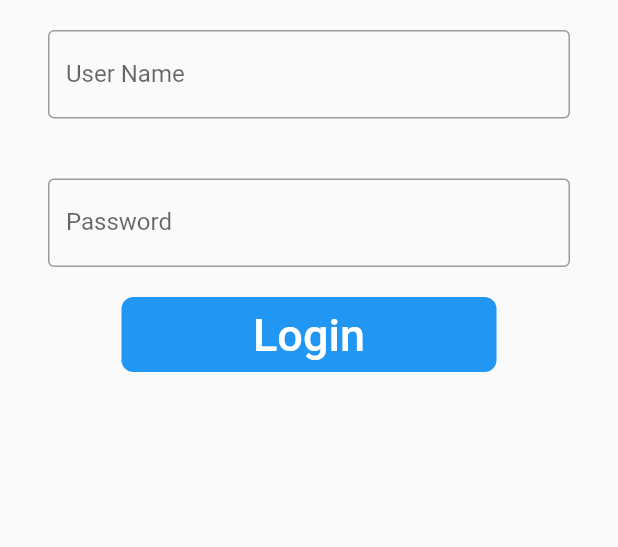
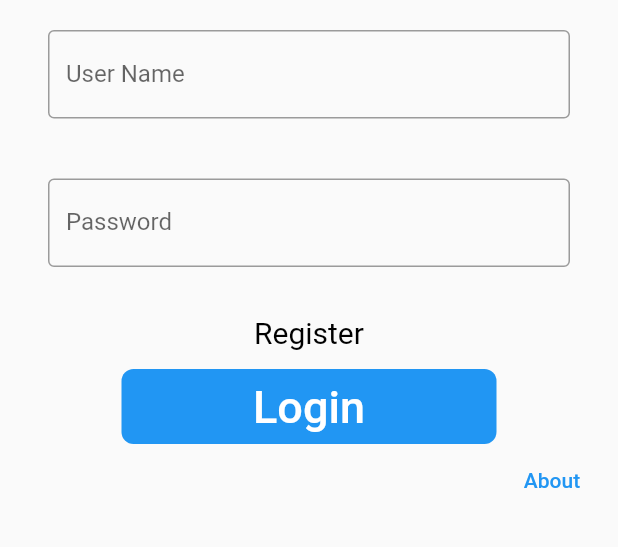
Before and after one commit to CSCI4100U/course-project-threes-crowd, a Flutter app: the screen it shows after launch, on a phone screen of 412 x 824 dp, the part 144-691 px from its top. Run offline on Flutter 3.47's test engine with Material 2 defaults, Android fonts, the phone set to English and light mode, and no system bars; our stand-ins replace cloud_firestore, firebase_core, flutter_local_notifications, sqflite; accounts and stored records are empty.

Commit message:
add aboutdialog

```diff
--- a/events_service/lib/Login.dart
+++ b/events_service/lib/Login.dart
@@ -89,6 +89,18 @@ class _LoginPageState extends State<LoginPage> {
               ),
             ),
           ),
+          TextButton(
+            onPressed: (){
+              print('register');
+            },
+            child: const Text("Register"),
+            style: TextButton.styleFrom(
+              primary: Colors.black,
+              textStyle: TextStyle(
+                fontSize: 20,
+                ),
+            ),
+          ),
           Container(
             height: 50,
             width: 250,
@@ -102,38 +114,38 @@ class _LoginPageState extends State<LoginPage> {
               ),
             ),
           ),
+          Align(
+            alignment: Alignment.bottomRight,
+            child: TextButton(
+              onPressed: () {
+                showAbout(context);
+              },
+              child: Text("About"),
+            ),
+          ),
           /*
-          Form(
-            key: widget.formKey,
-            child: Column(
-              crossAxisAlignment: CrossAxisAlignment.start,
-              children: <Widget>[
-                TextField(
-                  decoration: const InputDecoration(
-                    labelText: "Username",
-                  ),
-                  controller: widget.userController,
-                ),
-                TextField(
-                  // todo: look into options to change dot size?
-                  // might be a bit small currently
-                  obscureText: true,
-                  decoration: const InputDecoration(
-                    labelText: "Password",
-                  ),
-                  controller: widget.passController,
-                ),
-                Center(
-                  child: ElevatedButton(
-                    onPressed: login,
-                    child: const Text("Login"),
-                  ),
-                ),
-              ],
-            ),
+          Padding(
+            padding: EdgeInsets.symmetric(horizontal: 25, vertical: 15),
+              child: ElevatedButton(
+                onPressed: (){
+                  showAbout(context);
+                },
+                child: Text("About"),
+              ),
           )*/
         ],
       ),
     );
   }
+
+  showAbout(context){
+    showAboutDialog(context: context,
+    applicationName: "EVENT+",
+      applicationVersion: "1.0",
+      applicationLegalese: "xxx",
+      children: [
+        Text("  A registration app\n"),
+      ]
+    );
+  }
 }
--- a/events_service/pubspec.yaml
+++ b/events_service/pubspec.yaml
@@ -20,7 +20,7 @@ publish_to: 'none' # Remove this line if you wish to publish to pub.dev
 version: 1.0.0+1
 
 environment:
-  sdk: '>=2.18.2 <3.0.0'
+  sdk: '>=2.18.1 <3.0.0'
 
 # Dependencies specify other packages that your package needs in order to work.
 # To automatically upgrade your package dependencies to the latest versions
```
Also changed, not shown: events_service/pubspec.lock, 1 other file.
